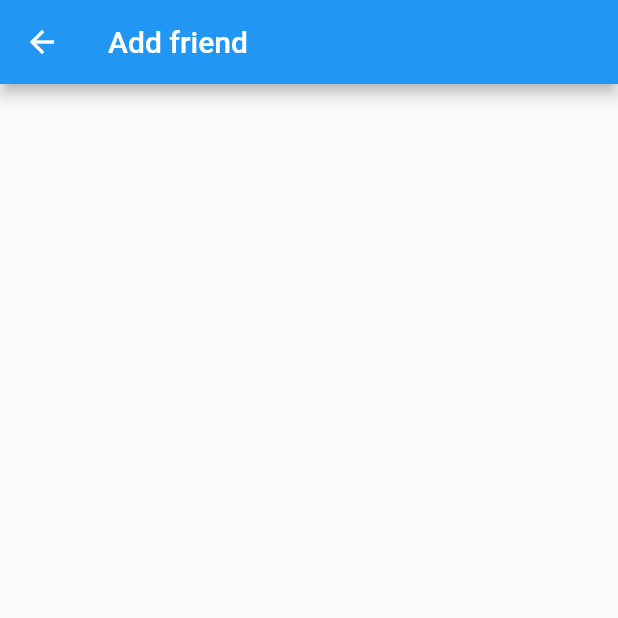
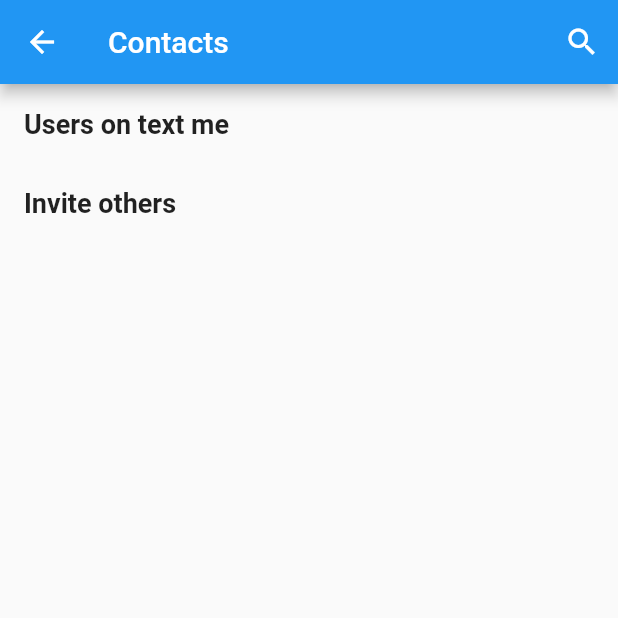
Before and after one commit to Yogesh-Jaisankar/Text_Me, a Flutter app: the Home screen opened directly, after a tap on the "person add" icon, on a phone screen of 412 x 824 dp, the top half of it. Run offline on Flutter 3.47's test engine with Material 2 defaults, Android fonts, the phone set to English and light mode, and no system bars; our stand-ins replace cached_network_image, cloud_firestore, contacts_service, country_picker, firebase_auth, firebase_core and 8 more; accounts and stored records are empty.

Commit message:
conatatcs updated

```diff
--- /dev/null
+++ b/lib/contacts_page.dart
@@ -0,0 +1,281 @@
+import 'package:cloud_firestore/cloud_firestore.dart';
+import 'package:flutter/material.dart';
+import 'package:contacts_service/contacts_service.dart';
+import 'package:lottie/lottie.dart';
+
+class ContactSearchDelegate extends SearchDelegate<Contact> {
+  final List<Contact> contacts;
+  final List<String> firebaseContactNumbers;
+  List<bool> _contactIcons = [];
+
+  ContactSearchDelegate(this.contacts, this.firebaseContactNumbers);
+
+  @override
+  List<Widget> buildActions(BuildContext context) {
+    return [
+      IconButton(
+        icon: const Icon(Icons.clear),
+        onPressed: () {
+          query = '';
+        },
+      ),
+    ];
+  }
+
+  @override
+  Widget buildLeading(BuildContext context) {
+    return IconButton(
+      icon: const Icon(Icons.arrow_back),
+      onPressed: () => Navigator.pop(context),
+    );
+  }
+
+  @override
+  Widget buildResults(BuildContext context) {
+    final trimmedQuery = query.trim(); // Trim trailing spaces
+    final searchResults = contacts.where((contact) =>
+        contact.displayName!.toLowerCase().contains(trimmedQuery.toLowerCase()));
+
+    _contactIcons = List.generate(searchResults.length, (_) => false);
+
+    for (int i = 0; i < searchResults.length; i++) {
+      Contact contact = searchResults.elementAt(i);
+      String phoneNumber = '';
+
+      if (contact.phones != null && contact.phones!.isNotEmpty) {
+        phoneNumber = contact.phones!.first.value ?? '';
+      }
+
+      bool isInFirebase =
+      isContactInFirebase(phoneNumber, firebaseContactNumbers);
+      _contactIcons[i] = isInFirebase;
+    }
+
+    return ListView.builder(
+      itemCount: searchResults.length,
+      itemBuilder: (context, index) {
+        Contact contact = searchResults.elementAt(index);
+
+        return ListTile(
+          title: Text(contact.displayName ?? ''),
+          trailing: _contactIcons[index]
+              ? IconButton(
+            icon: const Icon(Icons.chat),
+            onPressed: () {
+              // Handle chat action
+            },
+          )
+              : ElevatedButton(
+            onPressed: () {
+              // Handle invite action
+            },
+            child: const Text("Invite"),
+          ),
+        );
+      },
+    );
+  }
+
+  @override
+  Widget buildSuggestions(BuildContext context) {
+    final trimmedQuery = query.trim(); // Trim trailing spaces
+    final suggestionList = contacts.where((contact) =>
+        contact.displayName!.toLowerCase().contains(trimmedQuery.toLowerCase()));
+
+    _contactIcons = List.generate(suggestionList.length, (_) => false);
+
+    for (int i = 0; i < suggestionList.length; i++) {
+      Contact contact = suggestionList.elementAt(i);
+      String phoneNumber = '';
+
+      if (contact.phones != null && contact.phones!.isNotEmpty) {
+        phoneNumber = contact.phones!.first.value ?? '';
+      }
+
+      bool isInFirebase =
+      isContactInFirebase(phoneNumber, firebaseContactNumbers);
+      _contactIcons[i] = isInFirebase;
+    }
+
+    return ListView.builder(
+      itemCount: suggestionList.length,
+      itemBuilder: (context, index) {
+        Contact contact = suggestionList.elementAt(index);
+
+        return ListTile(
+          title: Text(contact.displayName ?? ''),
+          trailing: _contactIcons[index]
+              ? IconButton(
+            icon: const Icon(Icons.chat),
+            onPressed: () {
+              // Handle chat action
+            },
+          )
+              : ElevatedButton(
+            onPressed: () {
+              // Handle invite action
+            },
+            child: const Text("Invite"),
+          ),
+        );
+      },
+    );
+  }
+
+  static bool isContactInFirebase(
+      String contactNumber, List<String> firebaseContactNumbers) {
+    return firebaseContactNumbers.contains(contactNumber);
+  }
+}
+
+class ContactsPage extends StatefulWidget {
+  @override
+  _ContactsPageState createState() => _ContactsPageState();
+}
+
+class _ContactsPageState extends State<ContactsPage> {
+  List<Contact> _contacts = [];
+  List<String> _firebaseContactNumbers = [];
+  bool _loadingContacts = true;
+
+  final FirebaseFirestore _firestore = FirebaseFirestore.instance;
+
+  @override
+  void initState() {
+    super.initState();
+    _getContacts();
+    _loadContacts();
+    _getFirebaseContactNumbers();
+  }
+
+  Future<void> _loadContacts() async {
+    Iterable<Contact> contacts = await ContactsService.getContacts();
+    setState(() {
+      _contacts = contacts.toList();
+      _loadingContacts = false;
+    });
+  }
+
+  Future<void> _getContacts() async {
+    Iterable<Contact> contacts = await ContactsService.getContacts();
+    setState(() {
+      _contacts = contacts.toList();
+    });
+  }
+
+  Future<void> _getFirebaseContactNumbers() async {
+    QuerySnapshot snapshot = await _firestore.collection("user").get();
+    List<String> contactNumbers = [];
+    for (QueryDocumentSnapshot doc in snapshot.docs) {
+      String phoneNumber = doc["phone"];
+      contactNumbers.add(phoneNumber);
+    }
+    setState(() {
+      _firebaseContactNumbers = contactNumbers;
+    });
+  }
+
+
+  @override
+  Widget build(BuildContext context) {
+    List<Contact> contactsInDatabase = [];
+    List<Contact> contactsNotInDatabase = [];
+
+    for (var contact in _contacts) {
+      if (contact.phones != null && contact.phones!.isNotEmpty) {
+        String phoneNumber = contact.phones!.first.value ?? '';
+        if (_firebaseContactNumbers.contains(phoneNumber)) {
+          contactsInDatabase.add(contact);
+        } else {
+          contactsNotInDatabase.add(contact);
+        }
+      }
+    }
+
+    return Scaffold(
+      appBar: AppBar(
+        title: const Text('Contacts'),
+        actions: [
+          IconButton(
+            icon: const Icon(Icons.search),
+            onPressed: () {
+              showSearch(
+                context: context,
+                delegate: ContactSearchDelegate(_contacts, _firebaseContactNumbers),
+              );
+            },
+          ),
+        ],
+      ),
+      body: _loadingContacts
+          ? Center(
+        child: Column(
+          mainAxisAlignment: MainAxisAlignment.center,
+          children: [
+            Lottie.asset(
+              'assets/lottie/loading.json', // Replace with your Lottie animation file path
+              width: 100,
+              height: 100,
+            ),
+            SizedBox(height: 16),
+            Text(
+              "Hang on, we are working on to load your contacts",
+              textAlign: TextAlign.center,
+              style: TextStyle(fontSize: 16),
+            ),
+          ],
+        ),
+      )
+          : ListView.builder(
+        itemCount: contactsInDatabase.length + contactsNotInDatabase.length + 2,
+        itemBuilder: (context, index) {
+          if (index == 0) {
+            // Users on text me title
+            return const Padding(
+              padding: EdgeInsets.all(16.0),
+              child: Text(
+                'Users on text me',
+                style: TextStyle(fontSize: 18, fontWeight: FontWeight.bold),
+              ),
+            );
+          } else if (index == contactsInDatabase.length + 1) {
+            // Invite others title
+            return const Padding(
+              padding: EdgeInsets.all(16.0),
+              child: Text(
+                'Invite others',
+                style: TextStyle(fontSize: 18, fontWeight: FontWeight.bold),
+              ),
+            );
+          } else if (index <= contactsInDatabase.length) {
+            // Users on text me contact item
+            Contact contact = contactsInDatabase[index - 1];
+            return ListTile(
+              title: Text(contact.displayName ?? ''),
+              subtitle: Text(contact.phones!.first.value ?? ''),
+              trailing: IconButton(
+                icon: const Icon(Icons.chat), // Chat icon for users on text me
+                onPressed: () {
+                  // Handle chat action
+                },
+              ),
+            );
+          } else {
+            // Invite others contact item
+            Contact contact = contactsNotInDatabase[index - contactsInDatabase.length - 2];
+            return ListTile(
+              title: Text(contact.displayName ?? ''),
+              subtitle: Text(contact.phones!.first.value ?? ''),
+              trailing: ElevatedButton(
+                onPressed: () {
+                  // Handle invite action
+                },
+                child: const Text("Invite"),
+              ),
+            );
+          }
+        },
+      ),
+    );
+  }
+}
--- a/lib/home.dart
+++ b/lib/home.dart
@@ -1,11 +1,10 @@
 import 'package:flutter/material.dart';
-import 'package:hexcolor/hexcolor.dart';
-import 'package:snapchat_clone/chat_user.dart';
+import 'package:snapchat_clone/contacts_page.dart';
 import 'package:snapchat_clone/edit_profile.dart';
 import 'package:snapchat_clone/helper/helper.dart';
-import 'package:snapchat_clone/profile.dart';
 import 'package:snapchat_clone/search.dart';
 import 'package:get/get.dart';
+
 
 
 class Home extends StatelessWidget {
@@ -102,7 +101,7 @@ class CustomAppBar extends StatelessWidget implements PreferredSizeWidget {
                 color: Colors.black54,
               ),
               onPressed: () {
-                Navigator.push(context,MaterialPageRoute(builder: (context) =>UserListPage()));
+                Navigator.push(context,MaterialPageRoute(builder: (context) =>ContactsPage()));
               },
             ),
           ),
--- a/lib/profile.dart
+++ b/lib/profile.dart
@@ -78,6 +78,8 @@ class _ProfileState extends State<Profile> {
 
     String name = nameControl.text;
     String phoneNumber = auth.currentUser!.phoneNumber!;
+    phoneNumber = '+91 ' + phoneNumber.substring(3, 8) + ' ' + phoneNumber.substring(8);
+
 
     try {
       QuerySnapshot snapshot = await firestore
--- a/pubspec.yaml
+++ b/pubspec.yaml
@@ -58,6 +58,7 @@ dependencies:
   contacts: ^2.0.0
   flutter_contacts: ^1.1.7+1
   sms_autofill: ^2.3.0
+  flutter_cache_manager: ^3.3.1
 
 
 
```
Also changed, not shown: lib/search _delegate.dart (added), pubspec.lock.
